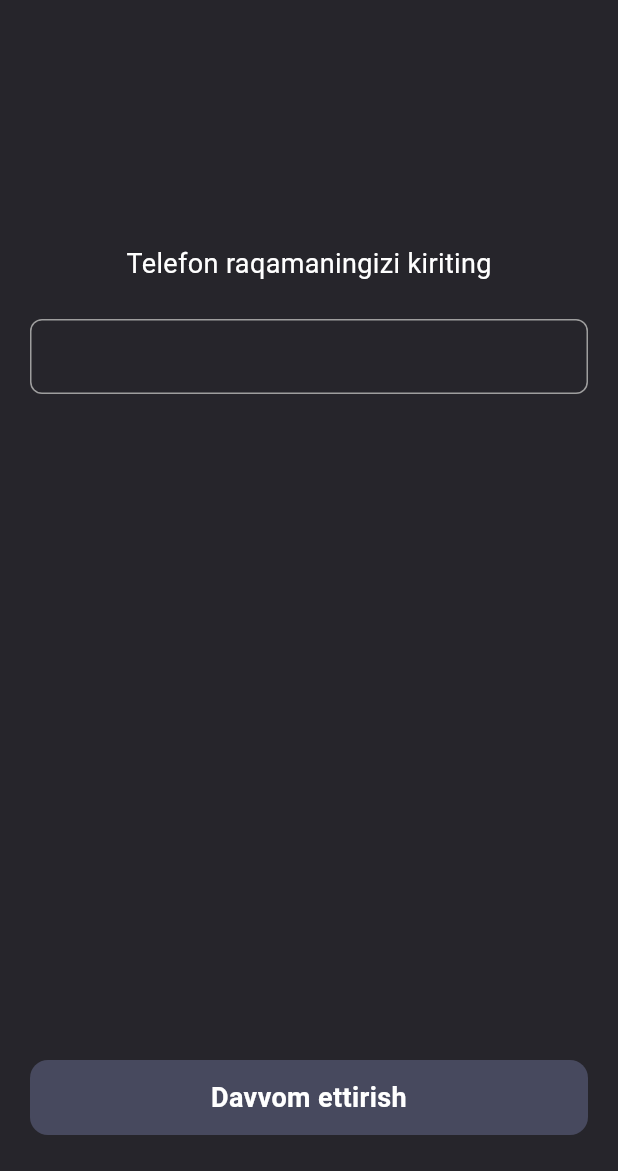
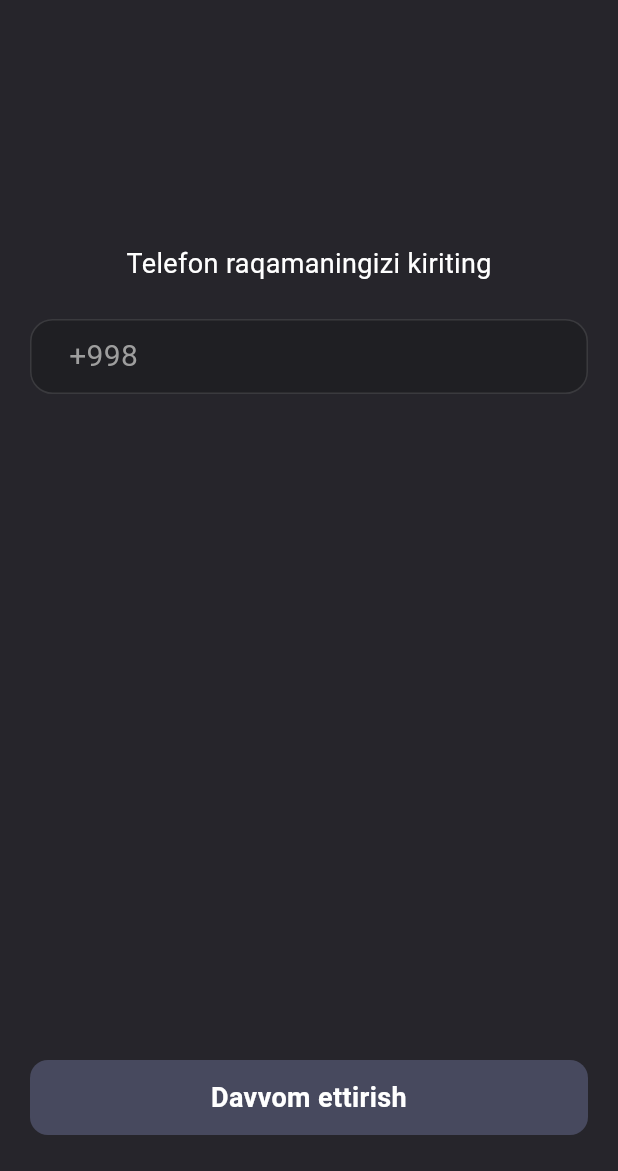
Before and after one commit to azureem/click, a Flutter app: the SignUpScreen screen opened directly, on a phone screen of 412 x 824 dp, the part 65-1236 px from its top. Run offline on Flutter 3.47's test engine with Material 3 defaults, Android fonts, the phone set to English and light mode, and no system bars; our stand-ins replace bloc, flutter_svg, mask_text_input_formatter.

Commit message:
Code review done 2

```diff
--- a/lib/presentation/screens/auth/otp/otp_screen.dart
+++ b/lib/presentation/screens/auth/otp/otp_screen.dart
@@ -27,11 +27,11 @@ class _OtpScreenState extends State<OtpScreen> {
           const Spacer(),
           InkWell(
               onTap: () {
-                Navigator.push(context, MaterialPageRoute(builder: (context) => PinCodeScreen()));
+                Navigator.push(context, MaterialPageRoute(builder: (context) => const PinCodeScreen()));
               },
               child: Padding(
                 padding: const EdgeInsets.symmetric(horizontal: 15),
-                child: btnContinue("Davom ettirish"),
+                child: btnContinue("Davom ettirish", false),
               )),
           verticalSpace(24.0)
         ],
--- a/lib/presentation/screens/auth/sign_up/sign_up_screen.dart
+++ b/lib/presentation/screens/auth/sign_up/sign_up_screen.dart
@@ -14,6 +14,8 @@ class SignUpScreen extends StatefulWidget {
 }
 
 class _SignUpScreenState extends State<SignUpScreen> {
+  bool isPhoneVisible = false;
+
   @override
   Widget build(BuildContext context) {
     return Scaffold(
@@ -26,13 +28,23 @@ class _SignUpScreenState extends State<SignUpScreen> {
             verticalSpace(150.0),
             txtRegular("Telefon raqamaningizi kiriting", 18.0, Colors.white),
             verticalSpace(24.0),
-            phoneTextField(),
+            phoneTextField((value) {
+              if(value.length==14){
+                setState(() {
+                  isPhoneVisible = true;
+                });
+              }else{
+                setState(() {
+                  isPhoneVisible = false;
+                });
+              }
+            }),
             const Spacer(),
             InkWell(
                 onTap: () {
                   Navigator.push(context, MaterialPageRoute(builder: (context) => const OtpScreen()));
                 },
-                child: btnContinue("Davvom ettirish")),
+                child: btnContinue("Davvom ettirish", isPhoneVisible)),
             verticalSpace(24.0)
           ],
         ),
--- a/lib/presentation/screens/auth/sign_up/sign_up_widgets/btn.dart
+++ b/lib/presentation/screens/auth/sign_up/sign_up_widgets/btn.dart
@@ -3,13 +3,14 @@ import 'package:flutter/cupertino.dart';
 import 'package:flutter/material.dart';
 
 Widget btnContinue(
-    String todo
+    String todo,
+    bool isPhoneVisible
     ){
   return Container(
     width: double.infinity,
     decoration: BoxDecoration(
       borderRadius: BorderRadius.circular(12.0),
-      color: Color(0xFF47495E)
+      color: (isPhoneVisible)?Color(0xFF0274F1): Color(0xFF47495E),
     ),
     child: Padding(
       padding: const EdgeInsets.all(12.0),
--- a/lib/presentation/screens/auth/sign_up/sign_up_widgets/phoneTextField.dart
+++ b/lib/presentation/screens/auth/sign_up/sign_up_widgets/phoneTextField.dart
@@ -2,22 +2,26 @@ import 'package:flutter/material.dart';
 import 'package:mask_text_input_formatter/mask_text_input_formatter.dart';
 
 final numberController = TextEditingController();
-final phoneMaskFormatter = MaskTextInputFormatter(
-    mask: '+998(##) ###-##-##',
-    filter: {"#": RegExp(r'[0-9]')},
-    type: MaskAutoCompletionType.lazy);
+final phoneMaskFormatter = MaskTextInputFormatter(mask: '(##) ###-##-##', filter: {"#": RegExp(r'[0-9]')}, type: MaskAutoCompletionType.lazy);
 
-Widget phoneTextField() {
+Widget phoneTextField(void Function(String value) voidCallback) {
   return Container(
-    padding: EdgeInsets.symmetric(horizontal: 16.0),
-    decoration: BoxDecoration(
-        borderRadius: BorderRadius.circular(8.0),
-        border: Border.all(color: Colors.grey, width: 1.0)),
-    child: Padding(
-      padding: const EdgeInsets.only(left: 16.0),
+    padding: const EdgeInsets.symmetric(horizontal: 25.0),
+    decoration:
+        BoxDecoration(borderRadius: BorderRadius.circular(15.0), border: Border.all(color: Colors.white12, width: 1.0), color: Color(0xFF1F1F23)),
+    height: 50,
+    child: Row(
+      mainAxisAlignment: MainAxisAlignment.center,
+      crossAxisAlignment: CrossAxisAlignment.center,
+      children: [
+        const Text(
+          "+998 ",
+          style: TextStyle(color: Colors.grey, fontSize: 20),
+        ),
+        Expanded(
           child: TextField(
-        style: TextStyle(fontSize: 20, color: Colors.grey),
-        decoration: InputDecoration(
+            style: const TextStyle(fontSize: 20, color: Colors.grey),
+            decoration: const InputDecoration(
                 hintStyle: TextStyle(color: Colors.grey, fontSize: 20),
                 enabledBorder: UnderlineInputBorder(
                   borderSide: BorderSide(color: Colors.transparent),
@@ -26,14 +30,15 @@ Widget phoneTextField() {
                   borderSide: BorderSide(color: Colors.transparent),
                 ),
                 suffixIcon: Padding(
-              padding: const EdgeInsets.all(16.0),
-
+                  padding: EdgeInsets.all(16.0),
                 )),
             controller: numberController,
             inputFormatters: [phoneMaskFormatter],
-
-
+            keyboardType: TextInputType.phone,
+            onChanged: (value) => voidCallback(value),
           ),
+        ),
+      ],
     ),
   );
 }
--- a/lib/presentation/screens/language/language_screen.dart
+++ b/lib/presentation/screens/language/language_screen.dart
@@ -15,7 +15,7 @@ class _LanguageScreenState extends State<LanguageScreen> {
   Widget build(BuildContext context) {
     return Center(
         child: Scaffold(
-      backgroundColor: Color(0xFF26252B),
+      backgroundColor: const Color(0xFF26252B),
       body: Center(
         child: Column(
           mainAxisAlignment: MainAxisAlignment.center,
```
Also changed, not shown: lib/main.dart (+3 -46 lines), lib/presentation/screens/auth/sign_up/register/register_screen.dart (added, +47 -0 lines), lib/presentation/screens/auth/sign_up/register/register_widgets/register_widgets.dart (added, +87 -0 lines). Lines whose indentation alone changed are shown as unchanged.
